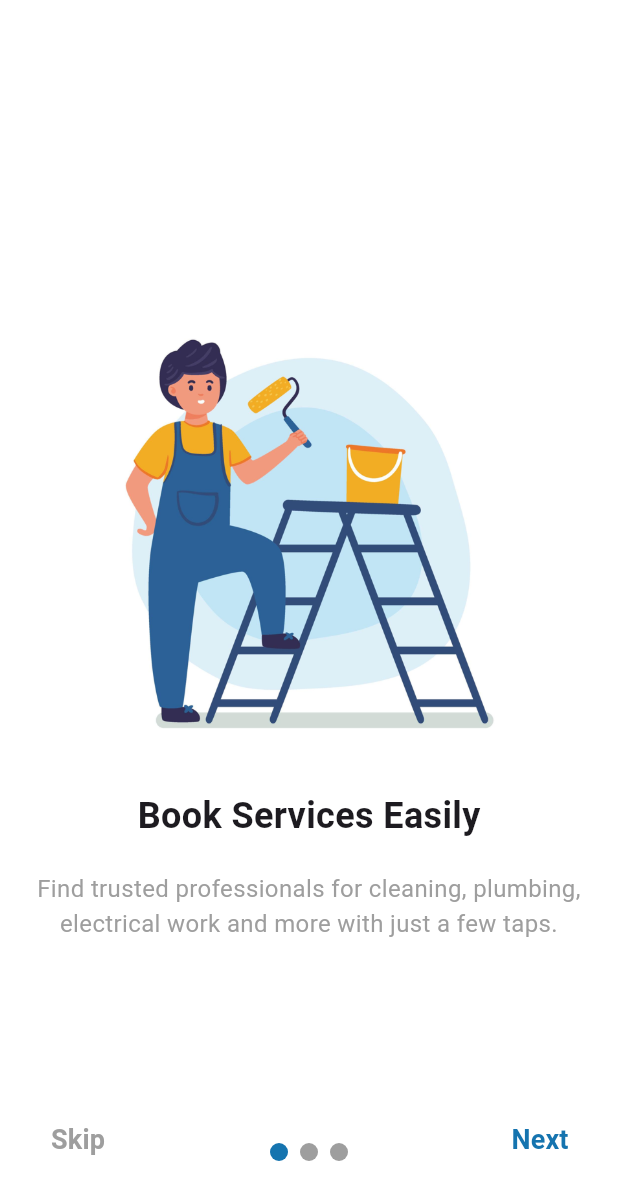
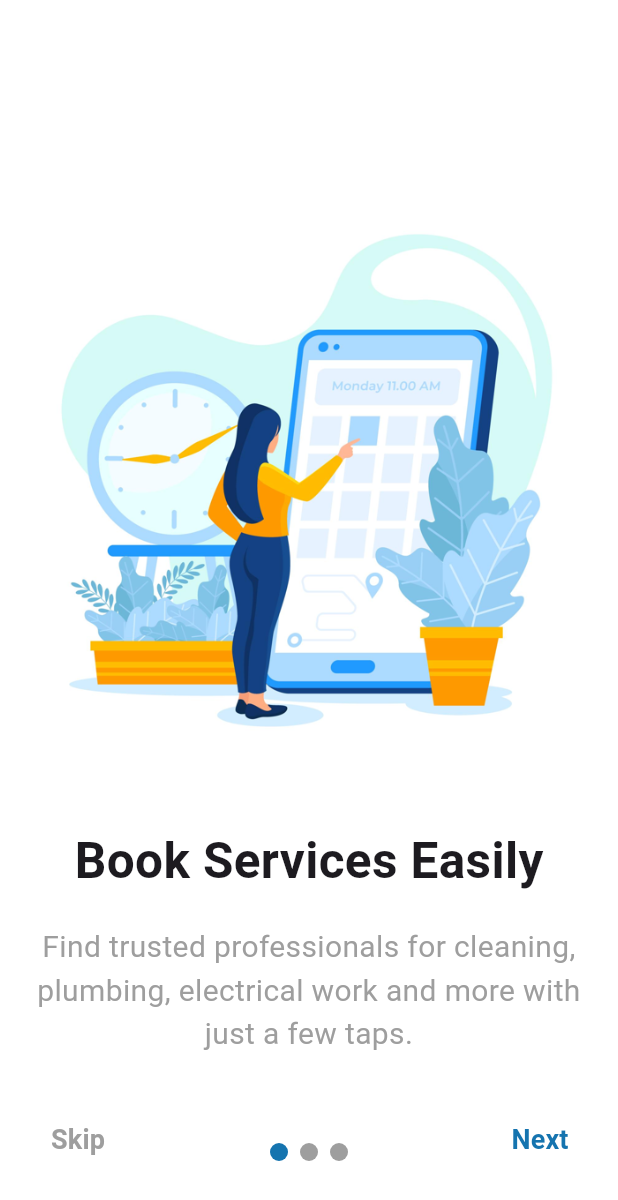
Before and after one commit to vinayakstha/Ghar-Care, a Flutter app: the screen it shows after launch, on a phone screen of 412 x 824 dp. Shown: the top 1200 px of the screen. Run offline on Flutter 3.47's test engine with Material 3 defaults, Android fonts, the phone set to English and light mode, and no system bars; drawn by our look-alikes of smooth_page_indicator.

Commit message:
changed photos of onboarding screen

```diff
--- a/lib/widgets/my_onboarding.dart
+++ b/lib/widgets/my_onboarding.dart
@@ -16,11 +16,11 @@ class MyOnboarding extends StatelessWidget {
     return Column(
       mainAxisAlignment: MainAxisAlignment.center,
       children: [
-        Image.asset(imagePath, height: 300),
+        Image.asset(imagePath, height: 400),
         SizedBox(height: 30),
         Text(
           title,
-          style: TextStyle(fontSize: 24, fontWeight: FontWeight.bold),
+          style: TextStyle(fontSize: 33, fontWeight: FontWeight.bold),
         ),
         SizedBox(height: 20),
         Padding(
@@ -28,7 +28,7 @@ class MyOnboarding extends StatelessWidget {
           child: Text(
             description,
             textAlign: TextAlign.center,
-            style: TextStyle(fontSize: 16, color: Colors.grey),
+            style: TextStyle(fontSize: 20, color: Colors.grey),
           ),
         ),
       ],
```
Also changed, not shown: assets/images/onboarding1.png, assets/images/onboarding3.png.
